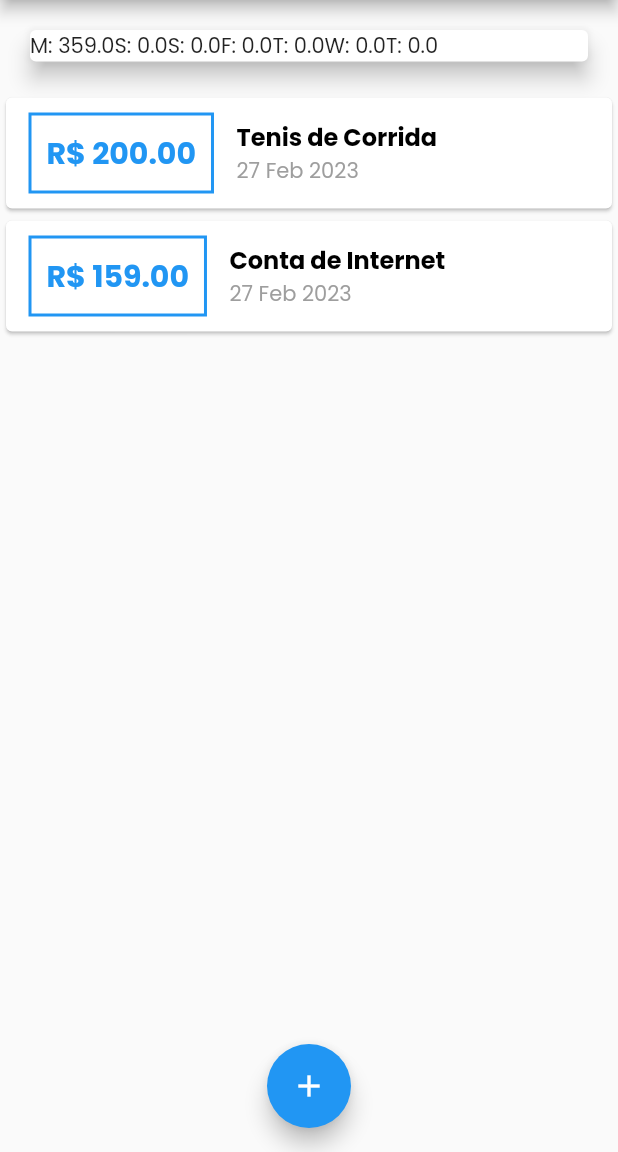
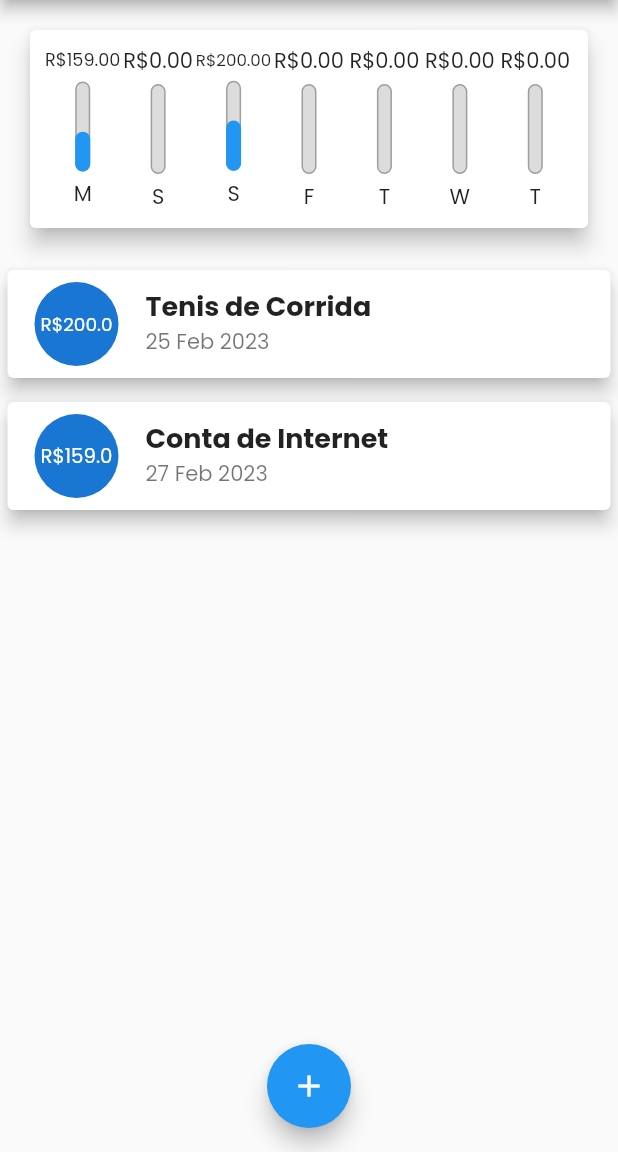
Before and after one commit to cauecbb/App-Despesas-Pessoais, a Flutter app: the screen it shows after launch, on a phone screen of 412 x 824 dp, the part 84-1236 px from its top. Run offline on Flutter 3.47's test engine with Material 2 defaults, Android fonts, the phone set to English and light mode, and no system bars.

Commit message:
Melhora detalhes da Lista

```diff
--- a/lib/components/chart.dart
+++ b/lib/components/chart.dart
@@ -1,3 +1,4 @@
+import 'package:despesas/components/chart_bar.dart';
 import 'package:despesas/models/transaction.dart';
 import 'package:flutter/material.dart';
 import 'package:intl/intl.dart';
@@ -7,7 +8,7 @@
 
   final List<Transaction> recentTransaction;
 
-  List<Map<String, Object>> get groupedTransictions {
+  List<Map> get groupedTransictions {
     return List.generate(7, (index) {
       final weekDay = DateTime.now().subtract(
         Duration(days: index),
@@ -32,15 +33,32 @@
     });
   }
 
+  double get _weekTotalValue {
+    return groupedTransictions.fold(0, (sum, tr) {
+      return sum + tr["value"];
+    });
+  }
+
   @override
   Widget build(BuildContext context) {
     return Card(
       elevation: 6,
       margin: const EdgeInsets.all(20),
-      child: Row(
-        children: groupedTransictions.map((tr) {
-          return Text('${tr['day']}: ${tr['value']}');
-        }).toList(),
+      child: Padding(
+        padding: const EdgeInsets.all(10),
+        child: Row(
+          mainAxisAlignment: MainAxisAlignment.spaceAround,
+          children: groupedTransictions.map((tr) {
+            return Flexible(
+              fit: FlexFit.tight,
+              child: ChartBar(
+                label: tr["day"],
+                value: tr['value'],
+                percentage: (tr["value"] as double) / _weekTotalValue,
+              ),
+            );
+          }).toList(),
+        ),
       ),
     );
   }
--- a/lib/components/chart_bar.dart
+++ b/lib/components/chart_bar.dart
@@ -1,11 +1,56 @@
-import 'package:flutter/src/widgets/framework.dart';
-import 'package:flutter/src/widgets/placeholder.dart';
+import 'package:flutter/material.dart';
 
 class ChartBar extends StatelessWidget {
-  const ChartBar({super.key});
+  const ChartBar({
+    super.key,
+    required this.label,
+    required this.value,
+    required this.percentage,
+  });
+
+  final String label;
+  final double value;
+  final double percentage;
 
   @override
   Widget build(BuildContext context) {
-    return const Placeholder();
+    return Column(
+      children: <Widget>[
+        FittedBox(
+          child: Text('R\$${value.toStringAsFixed(2)}'),
+        ),
+        const SizedBox(height: 5),
+        SizedBox(
+          height: 60,
+          width: 10,
+          child: Stack(
+            alignment: Alignment.bottomCenter,
+            children: <Widget>[
+              Container(
+                decoration: BoxDecoration(
+                  border: Border.all(
+                    color: Colors.grey,
+                    width: 1.0,
+                  ),
+                  color: const Color.fromRGBO(220, 220, 220, 1),
+                  borderRadius: BorderRadius.circular(5),
+                ),
+              ),
+              FractionallySizedBox(
+                heightFactor: percentage,
+                child: Container(
+                  decoration: BoxDecoration(
+                    color: Theme.of(context).primaryColor,
+                    borderRadius: BorderRadius.circular(5),
+                  ),
+                ),
+              ),
+            ],
+          ),
+        ),
+        const SizedBox(height: 5),
+        Text(label),
+      ],
+    );
   }
 }
--- a/lib/components/transaction_list.dart
+++ b/lib/components/transaction_list.dart
@@ -38,49 +38,31 @@
               itemBuilder: (ctx, index) {
                 final tr = transactions[index];
                 return Card(
-                  child: Row(
-                    children: <Widget>[
-                      Container(
+                  elevation: 5,
                   margin: const EdgeInsets.symmetric(
-                          horizontal: 15,
-                          vertical: 10,
+                    vertical: 8,
+                    horizontal: 5,
                   ),
-                        decoration: BoxDecoration(
-                          border: Border.all(
-                            color: Theme.of(context).primaryColor,
-                            width: 2,
-                          ),
-                        ),
-                        padding: const EdgeInsets.all(10),
-                        child: Text(
-                          'R\$ ${tr.value.toStringAsFixed(2)}',
-                          style: TextStyle(
-                            fontWeight: FontWeight.bold,
-                            fontSize: 20,
-                            color: Theme.of(context).primaryColor,
+                  child: ListTile(
+                    leading: CircleAvatar(
+                      radius: 30,
+                      child: Padding(
+                        padding: const EdgeInsets.all(6),
+                        child: FittedBox(
+                          child: Text("R\$${tr.value}"),
                         ),
                       ),
                     ),
-                      Column(
-                        crossAxisAlignment: CrossAxisAlignment.start,
-                        children: <Widget>[
-                          Text(
+                    title: Text(
                       tr.title,
                       style: const TextStyle(
                         fontWeight: FontWeight.bold,
-                              fontSize: 16,
-                              color: Colors.black,
+                        fontSize: 18,
                       ),
                     ),
-                          Text(
+                    subtitle: Text(
                       DateFormat("d MMM y").format(tr.date),
-                            style: const TextStyle(
-                              color: Colors.grey,
                     ),
-                          ),
-                        ],
-                      ),
-                    ],
                   ),
                 );
               },
--- a/lib/main.dart
+++ b/lib/main.dart
@@ -39,7 +39,7 @@
       id: "t1",
       title: "Tenis de Corrida",
       value: 200,
-      date: DateTime.now(),
+      date: DateTime.now().subtract(const Duration(days: 2)),
     ),
     Transaction(
       id: "c1",
```
Lines whose indentation alone changed are shown as unchanged.
